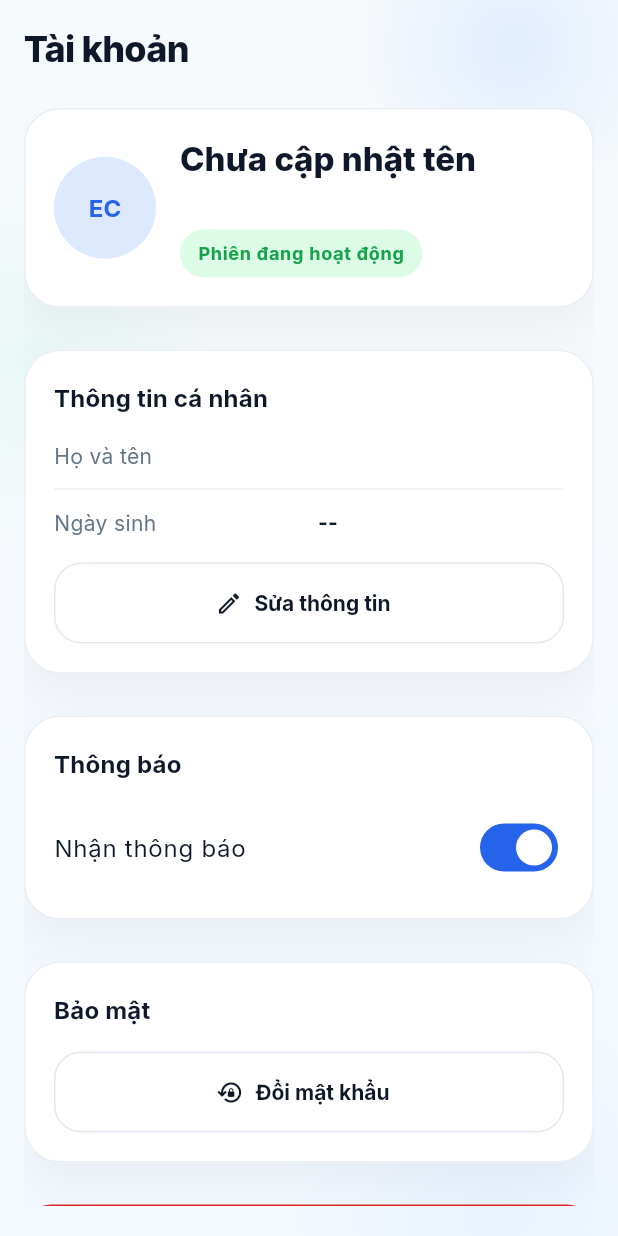
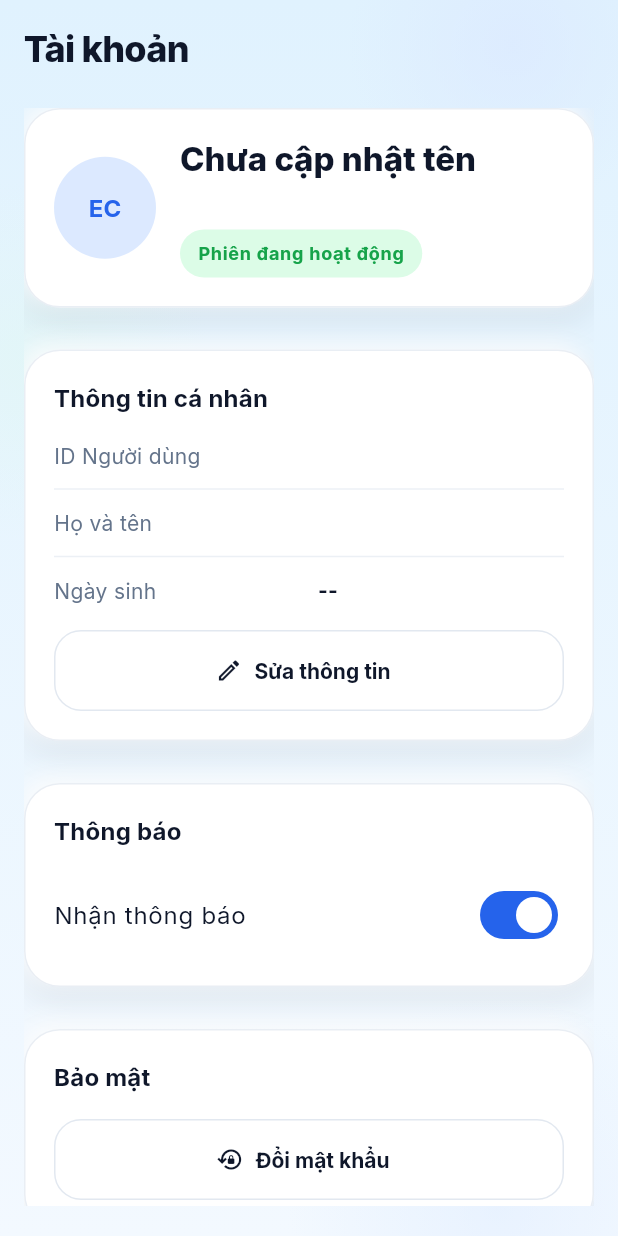
Before and after one commit to THANHTAI2004/eldercare_app, a Flutter app: the AccountPage screen opened directly, on a phone screen of 412 x 824 dp. Run offline on Flutter 3.47's test engine with Material 3 defaults, Android fonts, the phone set to English and light mode, and no system bars; our stand-ins replace dio, firebase_core, firebase_messaging, fl_chart, flutter_dotenv, flutter_local_notifications and 3 more; missing offline and left inert: mobile_scanner, path_provider_windows, shared_preferences_windows; accounts and stored records are empty.

Commit message:
cập nhật giao diện màu

```diff
--- a/lib/src/features/account/account_page.dart
+++ b/lib/src/features/account/account_page.dart
@@ -320,6 +320,8 @@ class AccountPage extends StatelessWidget {
               children: [
                 Text('Thông tin cá nhân', style: Theme.of(context).textTheme.titleMedium),
                 const SizedBox(height: AppSpacing.lg),
+                _InfoRow(label: 'ID Người dùng', value: user?.userId ?? '--'),
+                const Divider(height: 24),
                 _InfoRow(label: 'Họ và tên', value: user?.name ?? '--'),
                 const Divider(height: 24),
                 _InfoRow(label: 'Ngày sinh', value: AppDateUtils.formatDateOfBirth(user?.dateOfBirth) ?? '--'),
--- a/lib/src/features/home/home_page.dart
+++ b/lib/src/features/home/home_page.dart
@@ -366,6 +366,7 @@ class _CurrentVitalsGrid extends StatelessWidget {
           unit: _metricUnit(Metric.hr),
           icon: Icons.favorite_rounded,
           tone: _metricTone(Metric.hr, hr),
+          baseColor: AppColors.primary,
           subtitle: leadOff ? 'Kiểm tra tiếp xúc cảm biến' : null,
           onTap: () => onOpenHistory(metric: Metric.hr),
         ),
@@ -375,6 +376,7 @@ class _CurrentVitalsGrid extends StatelessWidget {
           unit: _metricUnit(Metric.spo2),
           icon: Icons.bloodtype_outlined,
           tone: _metricTone(Metric.spo2, spo2),
+          baseColor: AppColors.secondary,
           onTap: () => onOpenHistory(metric: Metric.spo2),
         ),
         MetricValueCard(
@@ -383,6 +385,7 @@ class _CurrentVitalsGrid extends StatelessWidget {
           unit: _metricUnit(Metric.temp),
           icon: Icons.thermostat_rounded,
           tone: _metricTone(Metric.temp, temp),
+          baseColor: const Color(0xFF059669), // Emerald 600
           onTap: () => onOpenHistory(metric: Metric.temp),
         ),
         _FallAlertCard(fallAlerts: fallAlerts, onTap: onOpenAlerts),
--- a/lib/src/ui/app_colors.dart
+++ b/lib/src/ui/app_colors.dart
@@ -5,7 +5,7 @@ class AppColors {
 
   static const Color primary = Color(0xFF2563EB);
   static const Color secondary = Color(0xFF14B8A6);
-  static const Color background = Color(0xFFF7FAFC);
+  static const Color background = Color(0xFFE0F2FE);
   static const Color surface = Color(0xFFFFFFFF);
   static const Color surfaceMuted = Color(0xFFF1F5F9);
   static const Color textPrimary = Color(0xFF0F172A);
--- a/lib/src/ui/app_theme.dart
+++ b/lib/src/ui/app_theme.dart
@@ -85,7 +85,8 @@ class AppTheme {
         titleTextStyle: textTheme.titleLarge,
       ),
       cardTheme: CardThemeData(
-        elevation: 0,
+        elevation: 2,
+        shadowColor: Colors.black.withValues(alpha: 0.05),
         color: scheme.surface,
         margin: EdgeInsets.zero,
         shape: RoundedRectangleBorder(
--- a/lib/src/ui/components/app_card.dart
+++ b/lib/src/ui/components/app_card.dart
@@ -30,9 +30,16 @@ class AppCard extends StatelessWidget {
         ),
         boxShadow: [
           BoxShadow(
-            color: AppColors.textPrimary.withValues(alpha: 0.05),
-            blurRadius: 26,
-            offset: const Offset(0, 14),
+            color: AppColors.textPrimary.withValues(alpha: 0.08),
+            blurRadius: 18,
+            spreadRadius: 2,
+            offset: const Offset(0, 8),
+          ),
+          BoxShadow(
+            color: Colors.white.withValues(alpha: 0.8),
+            blurRadius: 12,
+            spreadRadius: 1,
+            offset: const Offset(-4, -4),
           ),
         ],
       ),
```
Also changed, not shown: lib/src/ui/components/metric_value_card.dart (+6 -4 lines).
